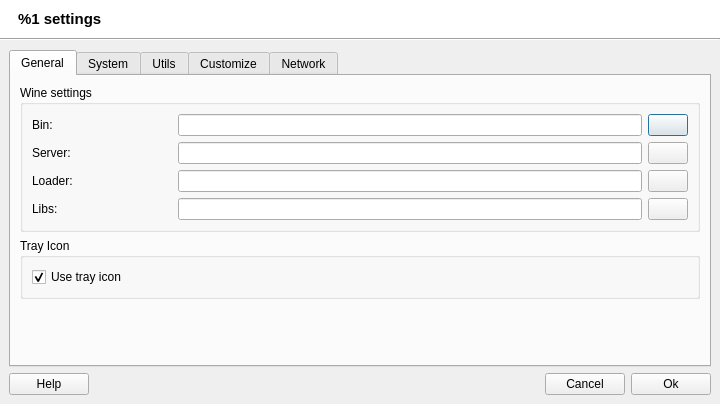
First picture: the form in src/uis/AppSettings.ui, repository brezerk/q4wine, before the edit.
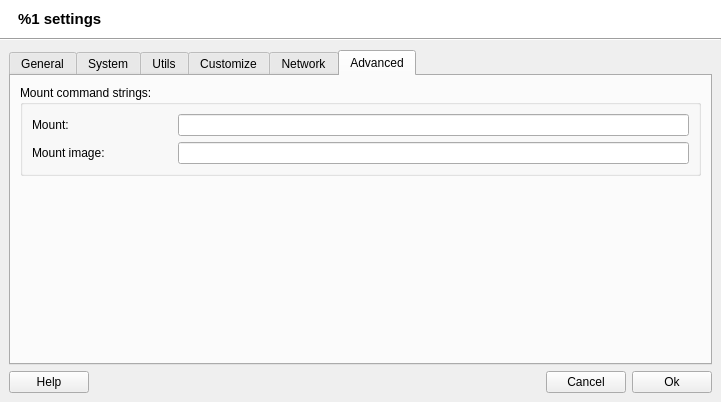
Second picture: the form after the edit. Icons and pictures are not drawn.

```diff
--- a/src/uis/AppSettings.ui
+++ b/src/uis/AppSettings.ui
@@ -9,8 +9,8 @@
    <rect>
     <x>0</x>
     <y>0</y>
-    <width>714</width>
-    <height>404</height>
+    <width>712</width>
+    <height>402</height>
    </rect>
   </property>
   <property name="windowTitle">
@@ -216,7 +216,7 @@
       <item>
        <widget class="QTabWidget" name="twbGeneral">
         <property name="currentIndex">
-         <number>0</number>
+         <number>5</number>
         </property>
         <widget class="QWidget" name="tab">
          <attribute name="title">
@@ -1318,6 +1318,105 @@
           </item>
          </layout>
         </widget>
+        <widget class="QWidget" name="tab_6">
+         <attribute name="title">
+          <string>Advanced</string>
+         </attribute>
+         <layout class="QGridLayout" name="gridLayout">
+          <item row="0" column="0">
+           <widget class="QGroupBox" name="groupBox_6">
+            <property name="title">
+             <string>Mount command strings:</string>
+            </property>
+            <layout class="QVBoxLayout" name="verticalLayout_2">
+             <item>
+              <widget class="QWidget" name="widget_32" native="true">
+               <layout class="QHBoxLayout" name="_3">
+                <property name="margin">
+                 <number>0</number>
+                </property>
+                <item>
+                 <widget class="QLabel" name="label_31">
+                  <property name="minimumSize">
+                   <size>
+                    <width>140</width>
+                    <height>0</height>
+                   </size>
+                  </property>
+                  <property name="maximumSize">
+                   <size>
+                    <width>140</width>
+                    <height>16777215</height>
+                   </size>
+                  </property>
+                  <property name="text">
+                   <string>Mount:</string>
+                  </property>
+                 </widget>
+                </item>
+                <item>
+                 <widget class="QLineEdit" name="txtMountString">
+                  <property name="inputMask">
+                   <string/>
+                  </property>
+                 </widget>
+                </item>
+               </layout>
+              </widget>
+             </item>
+             <item>
+              <widget class="QWidget" name="widget_33" native="true">
+               <layout class="QHBoxLayout" name="_4">
+                <property name="margin">
+                 <number>0</number>
+                </property>
+                <item>
+                 <widget class="QLabel" name="label_32">
+                  <property name="minimumSize">
+                   <size>
+                    <width>140</width>
+                    <height>0</height>
+                   </size>
+                  </property>
+                  <property name="maximumSize">
+                   <size>
+                    <width>140</width>
+                    <height>16777215</height>
+                   </size>
+                  </property>
+                  <property name="text">
+                   <string>Mount image:</string>
+                  </property>
+                 </widget>
+                </item>
+                <item>
+                 <widget class="QLineEdit" name="txtMountString_2">
+                  <property name="inputMask">
+                   <string/>
+                  </property>
+                 </widget>
+                </item>
+               </layout>
+              </widget>
+             </item>
+            </layout>
+           </widget>
+          </item>
+          <item row="1" column="0">
+           <spacer name="verticalSpacer">
+            <property name="orientation">
+             <enum>Qt::Vertical</enum>
+            </property>
+            <property name="sizeHint" stdset="0">
+             <size>
+              <width>681</width>
+              <height>187</height>
+             </size>
+            </property>
+           </spacer>
+          </item>
+         </layout>
+        </widget>
        </widget>
       </item>
       <item>
```
